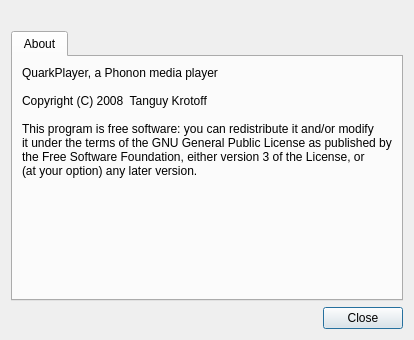
Before: the Qt Designer form quarkplayer/AboutWindow.ui in tkrotoff/QuarkPlayer, drawn with Qt 5.
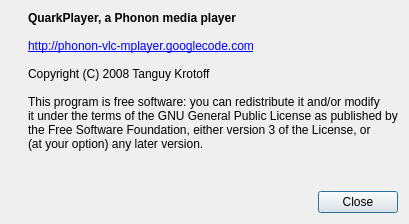
After: the same form once the commit is applied. Icons and pictures are not drawn.

Commit message: QuarkPlayer: improve recent files + improve chapters/titles/angles/audios/subtitles menus

```diff
--- a/quarkplayer/AboutWindow.ui
+++ b/quarkplayer/AboutWindow.ui
@@ -5,79 +5,54 @@
    <rect>
     <x>0</x>
     <y>0</y>
-    <width>367</width>
-    <height>340</height>
+    <width>409</width>
+    <height>224</height>
    </rect>
   </property>
   <property name="windowTitle" >
    <string>About</string>
   </property>
-  <layout class="QGridLayout" name="gridLayout_2" >
-   <item row="0" column="0" >
+  <layout class="QGridLayout" name="gridLayout" >
+   <item rowspan="2" row="0" column="0" >
     <widget class="QLabel" name="logoLabel" >
      <property name="pixmap" >
       <pixmap resource="quarkplayer.qrc" >:/icons/hi48-app-quarkplayer.png</pixmap>
      </property>
+     <property name="alignment" >
+      <set>Qt::AlignLeading|Qt::AlignLeft|Qt::AlignTop</set>
+     </property>
     </widget>
    </item>
-   <item row="2" column="0" >
+   <item row="0" column="1" >
+    <widget class="QLabel" name="descriptionLabel" >
+     <property name="text" >
+      <string>&lt;b>QuarkPlayer, a Phonon media player&lt;/b>&lt;br>
+&lt;br>
+&lt;a href="http://phonon-vlc-mplayer.googlecode.com">http://phonon-vlc-mplayer.googlecode.com&lt;/a>&lt;br>
+&lt;br>
+Copyright (C) 2008  Tanguy Krotoff &lt;tkrotoff@gmail.com>&lt;br>
+&lt;br>
+This program is free software: you can redistribute it and/or modify&lt;br>
+it under the terms of the GNU General Public License as published by&lt;br>
+the Free Software Foundation, either version 3 of the License, or&lt;br>
+(at your option) any later version.&lt;br>
+</string>
+     </property>
+     <property name="openExternalLinks" >
+      <bool>true</bool>
+     </property>
+    </widget>
+   </item>
+   <item row="1" column="1" >
+    <widget class="QLabel" name="versionLabel" />
+   </item>
+   <item row="2" column="0" colspan="2" >
     <widget class="QDialogButtonBox" name="buttonBox" >
      <property name="standardButtons" >
       <set>QDialogButtonBox::Close</set>
      </property>
     </widget>
    </item>
-   <item row="1" column="0" >
-    <widget class="QTabWidget" name="tabWidget" >
-     <widget class="QWidget" name="aboutTab" >
-      <property name="geometry" >
-       <rect>
-        <x>0</x>
-        <y>0</y>
-        <width>345</width>
-        <height>212</height>
-       </rect>
-      </property>
-      <attribute name="title" >
-       <string>About</string>
-      </attribute>
-      <layout class="QGridLayout" name="gridLayout_3" >
-       <item row="2" column="0" >
-        <spacer>
-         <property name="sizeHint" stdset="0" >
-          <size>
-           <width>20</width>
-           <height>40</height>
-          </size>
-         </property>
-        </spacer>
-       </item>
-       <item row="0" column="0" >
-        <widget class="QLabel" name="descriptionLabel" >
-         <property name="text" >
-          <string>QuarkPlayer, a Phonon media player
-
-Copyright (C) 2008  Tanguy Krotoff &lt;tkrotoff@gmail.com>
-
-This program is free software: you can redistribute it and/or modify
-it under the terms of the GNU General Public License as published by
-the Free Software Foundation, either version 3 of the License, or
-(at your option) any later version.
-</string>
-         </property>
-        </widget>
-       </item>
-       <item row="1" column="0" >
-        <widget class="QLabel" name="versionLabel" >
-         <property name="enabled" >
-          <bool>false</bool>
-         </property>
-        </widget>
-       </item>
-      </layout>
-     </widget>
-    </widget>
-   </item>
   </layout>
  </widget>
  <resources>
```
The commit also changes 6 other files.
